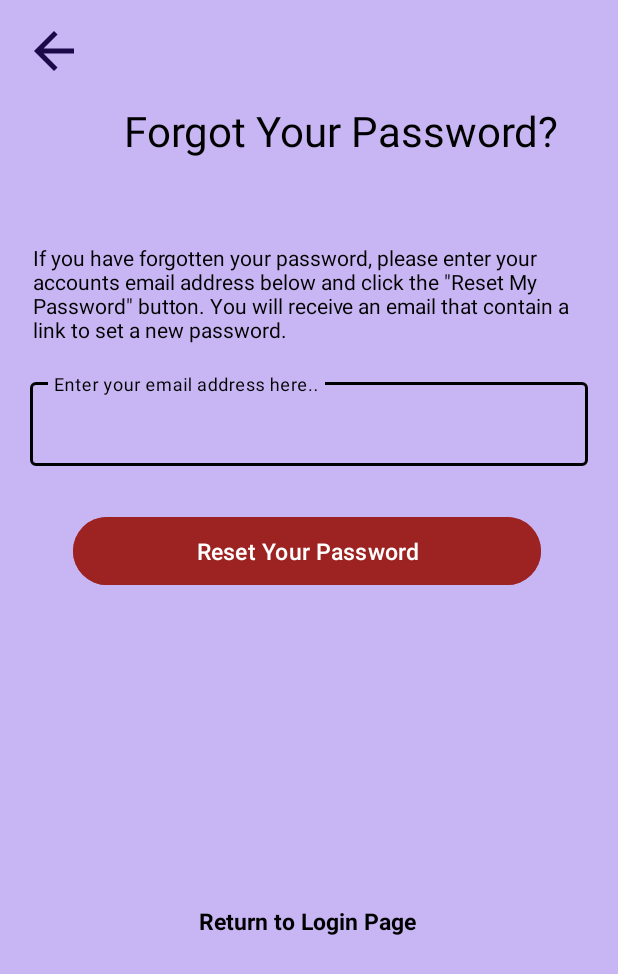
After one commit to AnushkaMishra12/UIDesign, an Android app: the ForgotPassword screen opened directly, with no data from a screen before it, on a phone screen of 412 x 824 dp. The commit adds this screen. Shown: the top 974 px of the screen. Run offline under Robolectric (Android 15) with nearby library versions, the phone set to English and light mode, and no system bars; our stand-ins replace Firebase (no records; nobody signed in at launch, a user with empty details on screens opened directly).

Commit message:
uidesign

```diff
--- a/app/src/main/AndroidManifest.xml
+++ b/app/src/main/AndroidManifest.xml
@@ -28,6 +28,9 @@
         <activity
             android:name=".UpdateProfileActivity"
             android:exported="false" />
+
+        <activity android:name=".ForgotPassword"
+            android:exported="false"/>
         <activity
             android:name=".ProfileActivity"
             android:exported="false"
--- /dev/null
+++ b/app/src/main/java/com/example/uidesign/ForgotPassword.java
@@ -0,0 +1,118 @@
+package com.example.uidesign;
+
+import static android.content.ContentValues.TAG;
+
+import android.annotation.SuppressLint;
+import android.app.ProgressDialog;
+import android.content.Intent;
+import android.os.Bundle;
+import android.os.Handler;
+import android.text.TextUtils;
+import android.util.Log;
+import android.view.View;
+import android.view.Window;
+import android.view.WindowManager;
+import android.widget.Button;
+import android.widget.EditText;
+import android.widget.ImageView;
+import android.widget.TextView;
+
+import androidx.annotation.NonNull;
+import androidx.appcompat.app.AppCompatActivity;
+
+import com.google.android.gms.tasks.OnCompleteListener;
+import com.google.android.gms.tasks.OnFailureListener;
+import com.google.android.gms.tasks.Task;
+import com.google.firebase.auth.FirebaseAuth;
+
+public class ForgotPassword extends AppCompatActivity {
+    EditText emailInput;
+    Button resetpassword;
+    TextView returnToLogin, txtEmailStatusMessage, statusMessage;
+    ImageView backIconForgotPassword;
+    FirebaseAuth firebaseAuth;
+    @Override
+    protected void onCreate(Bundle savedInstanceState) {
+        super.onCreate(savedInstanceState);
+        setContentView(R.layout.activity_forgot_password);
+
+        Window w = getWindow();
+        w.addFlags(WindowManager.LayoutParams.FLAG_LAYOUT_NO_LIMITS);
+        w.addFlags(WindowManager.LayoutParams.FLAG_TRANSLUCENT_NAVIGATION);
+
+
+        emailInput = findViewById(R.id.editTextEmailInput);
+        resetpassword = findViewById(R.id.buttonResetYourPassword);
+        returnToLogin = findViewById(R.id.textReturnToLoginPage);
+        txtEmailStatusMessage = findViewById(R.id.emailInputStatus);
+        statusMessage = findViewById(R.id.statusMessages);
+        backIconForgotPassword = findViewById(R.id.backIconimageForgotPassword);
+        firebaseAuth = FirebaseAuth.getInstance();
+
+
+        backIconForgotPassword.setOnClickListener(new View.OnClickListener() {
+            @Override
+            public void onClick(View v) {
+                finish();
+            }
+        });
+
+
+        returnToLogin.setOnClickListener(new View.OnClickListener() {
+            @Override
+            public void onClick(View v) {
+                finish();
+            }
+        });
+
+
+        //FORGET PASSWORD
+        resetpassword.setOnClickListener(new View.OnClickListener() {
+            @SuppressLint("SetTextI18n")
+            @Override
+            public void onClick(View v) {
+
+                String inputEmail = emailInput.getText().toString().trim();
+               // sendVerification(inputEmail);
+
+                if (TextUtils.isEmpty(inputEmail)) {
+                    txtEmailStatusMessage.setText("Enter your registered Email Address");
+                    return;
+                } else {
+                   sendVerification(inputEmail);
+                    txtEmailStatusMessage.setText(" ");
+                }
+            }
+        });
+    }
+        private void sendVerification(String inputEmail) {
+
+        final ProgressDialog progressDialog = new ProgressDialog(ForgotPassword.this);
+        progressDialog.setMessage("verifying..");
+        progressDialog.show();
+        FirebaseAuth.getInstance().sendPasswordResetEmail(inputEmail).addOnCompleteListener(new OnCompleteListener<Void>() {
+            @SuppressLint("SetTextI18n")
+            @Override
+            public void onComplete(@NonNull Task<Void> task) {
+
+                if (task.isSuccessful()) {
+                    Log.d(TAG, "Email sent.");
+                    progressDialog.dismiss();
+                    statusMessage.setText("We have sent a link on your Email Address to Reset Your Password");
+
+
+                    new Handler().postDelayed(new Runnable() {
+                        @Override
+                        public void run() {
+                            startActivity(new Intent(ForgotPassword.this, LoginActivity.class));
+                            finish();
+
+                        }
+                    }, 3000);
+                }
+            }
+
+        }).addOnFailureListener(e -> statusMessage.setText(e.getMessage()));
+
+    }
+}
--- a/app/src/main/java/com/example/uidesign/SignUpActivity.java
+++ b/app/src/main/java/com/example/uidesign/SignUpActivity.java
@@ -179,6 +179,4 @@ public class SignUpActivity extends AppCompatActivity {
             }
         }
     }
-
-
 }
--- /dev/null
+++ b/app/src/main/res/layout/activity_forgot_password.xml
@@ -0,0 +1,128 @@
+<?xml version="1.0" encoding="utf-8"?>
+<androidx.constraintlayout.widget.ConstraintLayout
+    xmlns:android="http://schemas.android.com/apk/res/android"
+    xmlns:app="http://schemas.android.com/apk/res-auto"
+    xmlns:tools="http://schemas.android.com/tools"
+    android:layout_width="match_parent"
+    android:layout_height="match_parent"
+    android:background="?attr/cardBackground_Sign"
+    tools:context=".ForgotPassword">
+
+    <ImageView
+        android:id="@+id/backIconimageForgotPassword"
+        android:layout_width="40dp"
+        android:layout_height="40dp"
+        android:layout_marginStart="16dp"
+        app:layout_constraintBottom_toTopOf="@+id/textView3"
+        app:layout_constraintStart_toStartOf="parent"
+        app:layout_constraintTop_toTopOf="parent"
+        app:srcCompat="@drawable/baseline_arrow_back_24"/>
+    <TextView
+        android:id="@+id/textView3"
+        android:layout_width="0dp"
+        android:layout_height="wrap_content"
+        android:layout_marginTop="68dp"
+        android:text="Forgot Your Password?"
+        android:textColor="?attr/textColor"
+        android:textSize="28dp"
+        android:gravity="right"
+        android:layout_marginStart="40dp"
+        android:layout_marginEnd="40dp"
+        app:layout_constraintEnd_toEndOf="parent"
+        app:layout_constraintStart_toStartOf="parent"
+        app:layout_constraintTop_toTopOf="parent" />
+
+    <TextView
+        android:id="@+id/textView5"
+        android:layout_width="0dp"
+        android:layout_height="wrap_content"
+        android:layout_marginStart="22dp"
+        android:layout_marginTop="56dp"
+        android:layout_marginEnd="25dp"
+        android:text="@string/forgot_password_Text"
+        android:textColor="?attr/textColor"
+        app:layout_constraintBottom_toTopOf="@id/filledTextField"
+        app:layout_constraintEnd_toEndOf="parent"
+        app:layout_constraintHorizontal_bias="1.0"
+        app:layout_constraintStart_toStartOf="parent"
+        app:layout_constraintTop_toBottomOf="@+id/textView3" />
+
+    <com.google.android.material.textfield.TextInputLayout
+        android:id="@+id/filledTextField"
+        android:layout_width="match_parent"
+        android:layout_height="wrap_content"
+        android:layout_margin="20dp"
+        app:endIconMode="clear_text"
+        app:helperTextEnabled="true"
+        app:hintTextColor="?attr/textColor"
+        android:hint="Enter your email address here.."
+        app:layout_constraintEnd_toEndOf="@+id/textView5"
+        app:layout_constraintStart_toStartOf="@+id/textView5"
+        app:layout_constraintTop_toBottomOf="@+id/textView5">
+
+        <com.google.android.material.textfield.TextInputEditText
+            android:id="@+id/editTextEmailInput"
+            android:layout_width="match_parent"
+            android:inputType="textPersonName"
+            android:textColor="?attr/textColor"
+            android:textSize="15sp"
+            android:layout_height="wrap_content" />
+
+    </com.google.android.material.textfield.TextInputLayout>
+
+    <Button
+        android:id="@+id/buttonResetYourPassword"
+        android:layout_width="0dp"
+        android:layout_height="wrap_content"
+        android:layout_margin="30dp"
+        android:backgroundTint="#9D2323"
+        android:text="Reset Your Password"
+        android:padding="12dp"
+        android:textSize="15dp"
+        android:textColor="@color/white"
+        app:layout_constraintEnd_toEndOf="@+id/filledTextField"
+        app:layout_constraintStart_toStartOf="@+id/filledTextField"
+        app:layout_constraintTop_toBottomOf="@+id/filledTextField" />
+
+    <TextView
+        android:id="@+id/emailInputStatus"
+        android:layout_width="0dp"
+        android:layout_height="wrap_content"
+        android:text=""
+        android:textColor="#9D2323"
+        android:textSize="10dp"
+        app:layout_constraintBottom_toTopOf="@+id/buttonResetYourPassword"
+        app:layout_constraintEnd_toEndOf="@+id/filledTextField"
+        app:layout_constraintStart_toStartOf="@+id/filledTextField"
+        app:layout_constraintTop_toBottomOf="@id/filledTextField"/>
+
+    <TextView
+        android:id="@+id/statusMessages"
+        android:layout_width="0dp"
+        android:layout_height="wrap_content"
+        android:text=""
+        android:layout_marginStart="40dp"
+        android:layout_marginEnd="40dp"
+        android:textColor="@color/white"
+        android:gravity="center"
+        app:layout_constraintBottom_toTopOf="@+id/textReturnToLoginPage"
+        app:layout_constraintEnd_toEndOf="@+id/buttonResetYourPassword"
+        app:layout_constraintStart_toStartOf="@+id/buttonResetYourPassword"
+        app:layout_constraintTop_toBottomOf="@+id/buttonResetYourPassword" />
+
+    <TextView
+        android:id="@+id/textReturnToLoginPage"
+        android:layout_width="0dp"
+        android:layout_height="40dp"
+        android:layout_marginTop="10dp"
+        android:clickable="true"
+        android:gravity="center"
+        android:text="Return to Login Page"
+        android:textColor="?attr/textColor"
+        android:textSize="15dp"
+        android:textStyle="bold"
+        app:layout_constraintBottom_toBottomOf="parent"
+        app:layout_constraintEnd_toEndOf="@+id/buttonResetYourPassword"
+        app:layout_constraintStart_toStartOf="@+id/buttonResetYourPassword"
+        app:layout_constraintTop_toBottomOf="@+id/buttonResetYourPassword" />
+</androidx.constraintlayout.widget.ConstraintLayout>
--- a/app/src/main/res/values-night/themes.xml
+++ b/app/src/main/res/values-night/themes.xml
@@ -13,6 +13,7 @@
         <item name="iconColor">#00fff5</item>
         <item name="buttonBackground">#AE6202</item>
         <item name="buttonTextColor">#FBFAFA</item>
+        <item name="msgText">#E85353</item>
     </style>
     <style name="Theme.UIDesign" parent="Base.Theme.UIDesign" />
 
--- a/app/src/main/res/values/attr.xml
+++ b/app/src/main/res/values/attr.xml
@@ -8,4 +8,5 @@
         <attr name="iconColor" format="color"/>
         <attr name="buttonBackground" format="color"/>
         <attr name="buttonTextColor" format="color"/>
+        <attr name="msgText" format="color"/>
 </resources>
--- a/app/src/main/res/values/strings.xml
+++ b/app/src/main/res/values/strings.xml
@@ -3,6 +3,7 @@
     <string name="sign_in_to_continue">Sign In to continue</string>
     <string name="welcome_back">Welcome Back!</string>
     <string name="e_mail_address">E-Mail Address</string>
+    <string name="forgot_password_Text">If you have forgotten your password, please enter your accounts email address below and click the \"Reset My Password\" button. You will receive an email that  contain a link to set a new password.</string>
     <string name="you_can_contact_with">You can contact with</string>
     <string name="sign_up">Sign Up</string>
     <string name="_162138891">162138891</string>
--- a/app/src/main/res/values/themes.xml
+++ b/app/src/main/res/values/themes.xml
@@ -14,6 +14,7 @@
         <item name="iconColor">#6A6A6A</item>
         <item name="buttonBackground">#1A0A49</item>
         <item name="buttonTextColor">#ffffff</item>
+        <item name="msgText">#C31515</item>
     </style>
     <style name="Theme.UIDesign" parent="Base.Theme.UIDesign" />
 
```
Also changed, not shown: app/src/main/java/com/example/uidesign/LoginActivity.java (+11 -2 lines), app/src/main/res/layout/activity_login.xml (+34 -7 lines).
